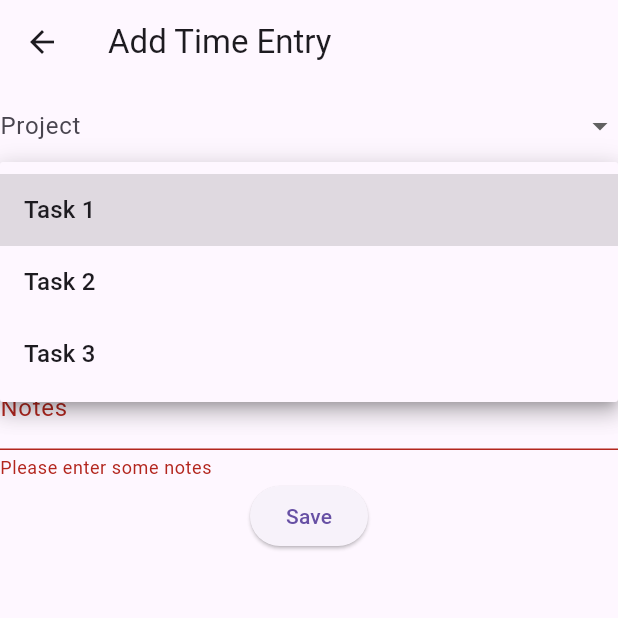
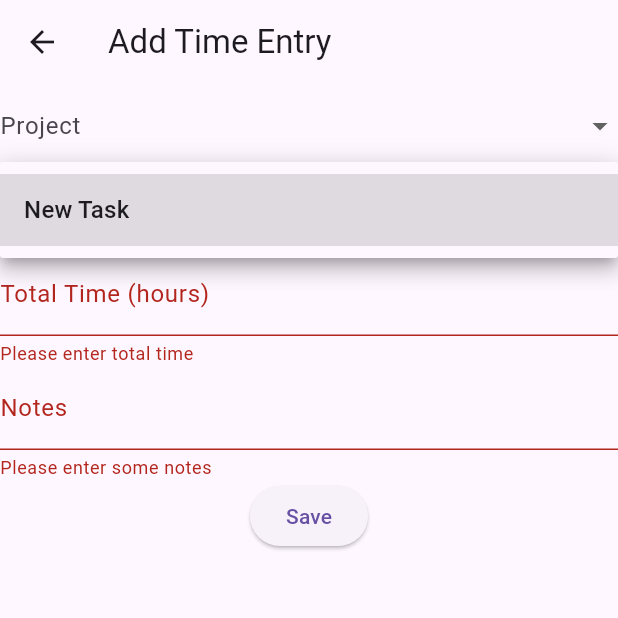
Before and after one commit to dai10512/time_tracking, a Flutter app: the AddTimeEntryScreen screen opened directly, after a tap on "Save", after a tap on "Task", on a phone screen of 412 x 824 dp, the top half of it. Run offline on Flutter 3.47's test engine with Material 3 defaults, Android fonts, the phone set to English and light mode, and no system bars; our stand-ins replace localstorage.

Commit message:
Refactor providers and update AddTimeEntryScreen with dynamic project and task selection

```diff
--- a/lib/main.dart
+++ b/lib/main.dart
@@ -2,8 +2,8 @@ import 'package:flutter/material.dart';
 import 'package:localstorage/localstorage.dart';
 import 'package:provider/provider.dart';
 import 'package:time_tracking/providers/project_provider.dart';
-import 'package:time_tracking/providers/task_provder.dart';
 
+import 'providers/task_provder.dart';
 import 'providers/time_entry_provider.dart';
 import 'screens/home_screen.dart';
 
@@ -24,9 +24,9 @@ class MyApp extends StatelessWidget {
         ChangeNotifierProvider<TimeEntryProvider>(
             create: (context) => TimeEntryProvider(localStorage)),
         ChangeNotifierProvider<ProjectProvider>(
-            create: (context) => ProjectProvider(localStorage: localStorage)),
+            create: (context) => ProjectProvider(localStorage)),
         ChangeNotifierProvider<TaskProvider>(
-            create: (context) => TaskProvider(localStorage: localStorage)),
+            create: (context) => TaskProvider(localStorage)),
       ],
       child: MaterialApp(
         title: 'Flutter Demo',
--- a/lib/providers/project_provider.dart
+++ b/lib/providers/project_provider.dart
@@ -4,17 +4,17 @@ import 'package:localstorage/localstorage.dart';
 import '../models/project.dart';
 
 class ProjectProvider with ChangeNotifier {
-  late final LocalStorage _storage;
+  late final LocalStorage localStorage;
 
   List<Project> _projects = [];
   List<Project> get projects => _projects;
 
-  ProjectProvider({required LocalStorage localStorage}) {
+  ProjectProvider(this.localStorage) {
     _loadStorage();
   }
 
   void _loadStorage() {
-    final storedData = _storage.getItem('projects') ?? [];
+    final storedData = localStorage.getItem('projects') ?? [];
     _projects = (storedData as List).map((e) => Project.fromJson(e)).toList();
   }
 
--- a/lib/providers/task_provder.dart
+++ b/lib/providers/task_provder.dart
@@ -2,35 +2,36 @@ import 'package:flutter/material.dart';
 import 'package:localstorage/localstorage.dart';
 
 import '../models/Task.dart';
+
 class TaskProvider with ChangeNotifier {
-  late final LocalStorage _storage;
+  late final LocalStorage localStorage;
 
-  List<Task> _Tasks = [];
-  List<Task> get Tasks => _Tasks;
+  List<Task> _tasks = [];
+  List<Task> get tasks => _tasks;
 
-  TaskProvider({required LocalStorage localStorage}) {
+  TaskProvider(this.localStorage) {
     _loadStorage();
   }
 
   void _loadStorage() {
-    final storedData = _storage.getItem('Tasks') ?? [];
-    _Tasks = (storedData as List).map((e) => Task.fromJson(e)).toList();
+    final storedData = localStorage.getItem('Tasks') ?? [];
+    _tasks = (storedData as List).map((e) => Task.fromJson(e)).toList();
   }
 
-  void addTask(Task Task) {
-    _Tasks.add(Task);
+  void addTask(Task task) {
+    _tasks.add(task);
     notifyListeners();
   }
 
   void deleteTask(String id) {
-    _Tasks.removeWhere((Task) => Task.id == id);
+    _tasks.removeWhere((task) => task.id == id);
     notifyListeners();
   }
 
-  void updateTask(Task Task) {
-    final index = _Tasks.indexWhere((t) => t.id == Task.id);
+  void updateTask(Task task) {
+    final index = _tasks.indexWhere((t) => t.id == task.id);
     if (index != -1) {
-      _Tasks[index] = Task;
+      _tasks[index] = task;
       notifyListeners();
     }
   }
--- a/lib/providers/time_entry_provider.dart
+++ b/lib/providers/time_entry_provider.dart
@@ -4,17 +4,17 @@ import 'package:localstorage/localstorage.dart';
 import '../models/time_entry.dart';
 
 class TimeEntryProvider with ChangeNotifier {
-  final LocalStorage storage;
+  final LocalStorage localStorage;
 
   List<TimeEntry> _entries = [];
   List<TimeEntry> get entries => _entries;
 
-  TimeEntryProvider(this.storage) {
+  TimeEntryProvider(this.localStorage) {
     _loadStorage();
   }
 
   void _loadStorage() {
-    final storedData = storage.getItem('timeEntries') ?? [];
+    final storedData = localStorage.getItem('timeEntries') ?? [];
     _entries = (storedData as List).map((e) => TimeEntry.fromJson(e)).toList();
   }
 
--- a/lib/screens/add_time_entry_screen.dart
+++ b/lib/screens/add_time_entry_screen.dart
@@ -1,23 +1,30 @@
 import 'package:flutter/material.dart';
 import 'package:provider/provider.dart';
+
 import '../models/time_entry.dart';
+import '../providers/project_provider.dart';
+import '../providers/task_provder.dart';
 import '../providers/time_entry_provider.dart';
 
 class AddTimeEntryScreen extends StatefulWidget {
+  const AddTimeEntryScreen({super.key});
+
   @override
   _AddTimeEntryScreenState createState() => _AddTimeEntryScreenState();
 }
 
 class _AddTimeEntryScreenState extends State<AddTimeEntryScreen> {
   final _formKey = GlobalKey<FormState>();
-  String projectId = '';
-  String taskId = '';
+  String? projectId;
+  String? taskId;
   double totalTime = 0.0;
   DateTime date = DateTime.now();
   String notes = '';
 
   @override
   Widget build(BuildContext context) {
+    final projectProvider = Provider.of<ProjectProvider>(context);
+    final taskProvider = Provider.of<TaskProvider>(context);
     return Scaffold(
       appBar: AppBar(
         title: Text('Add Time Entry'),
@@ -30,17 +37,23 @@ class _AddTimeEntryScreenState extends State<AddTimeEntryScreen> {
               value: projectId,
               onChanged: (String? newValue) {
                 setState(() {
-                  projectId = newValue!;
+                  if (newValue != null) {
+                    projectId = newValue;
+                  }
                 });
               },
               decoration: InputDecoration(labelText: 'Project'),
-              items: <String>['Project 1', 'Project 2', 'Project 3'] // Dummy project names
-                  .map<DropdownMenuItem<String>>((String value) {
+              items: projectProvider.projects
+                  .map<DropdownMenuItem<String>>((project) {
                 return DropdownMenuItem<String>(
-                  value: value,
-                  child: Text(value),
+                  value: project.id,
+                  child: Text(project.name),
                 );
-              }).toList(),
+              }).toList()
+                ..add(DropdownMenuItem(
+                  value: 'new_project',
+                  child: Text('New Project'),
+                )),
             ),
             DropdownButtonFormField<String>(
               value: taskId,
@@ -50,13 +63,16 @@ class _AddTimeEntryScreenState extends State<AddTimeEntryScreen> {
                 });
               },
               decoration: InputDecoration(labelText: 'Task'),
-              items: <String>['Task 1', 'Task 2', 'Task 3'] // Dummy task names
-                  .map<DropdownMenuItem<String>>((String value) {
+              items: taskProvider.tasks.map<DropdownMenuItem<String>>((task) {
                 return DropdownMenuItem<String>(
-                  value: value,
-                  child: Text(value),
+                  value: task.id,
+                  child: Text(task.name),
                 );
-              }).toList(),
+              }).toList()
+                ..add(DropdownMenuItem(
+                  value: 'new_task',
+                  child: Text('New Task'),
+                )),
             ),
             TextFormField(
               decoration: InputDecoration(labelText: 'Total Time (hours)'),
@@ -89,8 +105,8 @@ class _AddTimeEntryScreenState extends State<AddTimeEntryScreen> {
                   Provider.of<TimeEntryProvider>(context, listen: false)
                       .addTimeEntry(TimeEntry(
                     id: DateTime.now().toString(), // Simple ID generation
-                    projectId: projectId,
-                    taskId: taskId,
+                    projectId: projectId!,
+                    taskId: taskId!,
                     totalTime: totalTime,
                     date: date,
                     notes: notes,
```
Also changed, not shown: lib/screens/home_screen.dart (+13 -12 lines).
